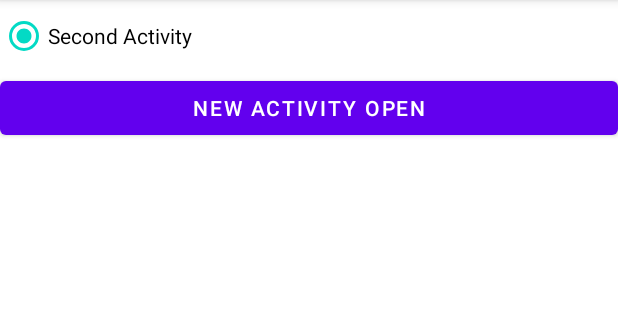
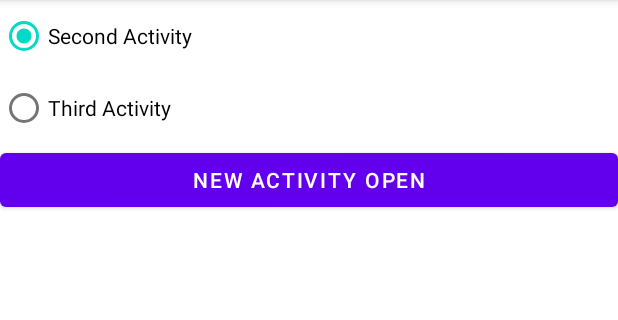
Before and after one commit to jeongnara/emirim_Project_10_1, an Android app: the screen it shows after launch (MainActivity), on a phone screen of 412 x 824 dp, the part 84-404 px from its top. Run offline under Robolectric (Android 15) with nearby library versions, the phone set to English and light mode, and no system bars.

Commit message:
Completion2 MainActivity.java

```diff
--- a/app/src/main/res/layout/activity_main.xml
+++ b/app/src/main/res/layout/activity_main.xml
@@ -16,6 +16,11 @@
             android:layout_height="wrap_content"
             android:checked="true"
             android:text="Second Activity"/>
+        <RadioButton
+            android:id="@+id/radio_third"
+            android:layout_width="wrap_content"
+            android:layout_height="wrap_content"
+            android:text="Third Activity"/>
     </RadioGroup>
 
     <Button
```
Also changed, not shown: app/src/main/java/kr/hs/emirimw2016/emirim_project_10_1/MainActivity.java (+12 -2 lines), app/src/main/java/kr/hs/emirimw2016/emirim_project_10_1/ThirdActivity.java (+11 -0 lines).
